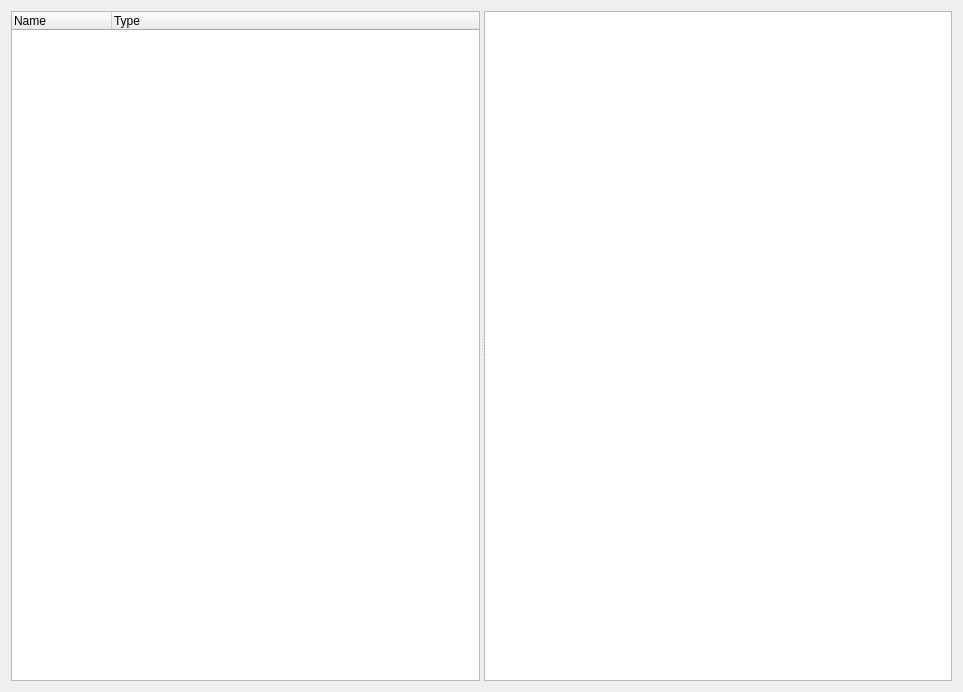
This is src/sgi/ObjectLoggerDialog.ui in aroth-fastprotect/sgi as Qt 5 draws it before an edit. The edited form follows.
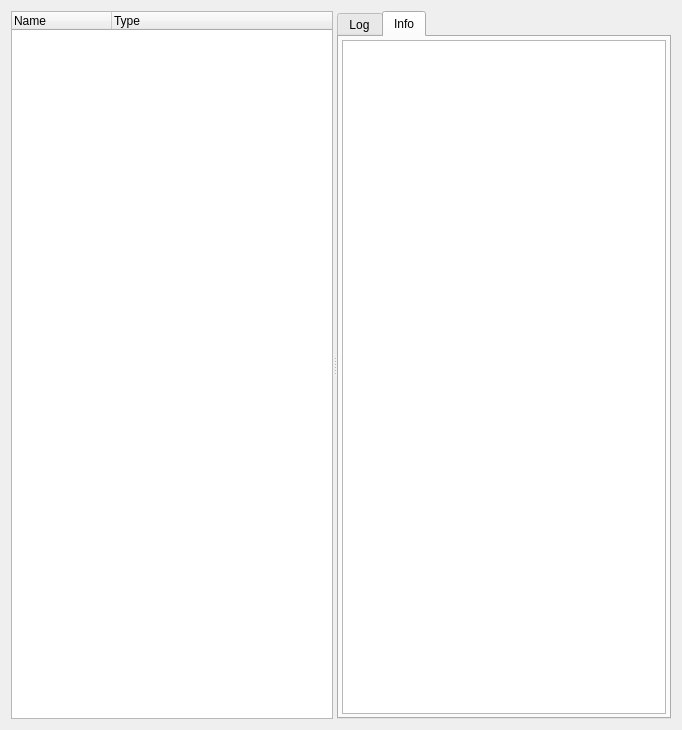
This is the edited form. The open tabs and pages were chosen to show the change.

Commit message: some improvements to object logger

```diff
--- a/src/sgi/ObjectLoggerDialog.ui
+++ b/src/sgi/ObjectLoggerDialog.ui
@@ -6,8 +6,8 @@
    <rect>
     <x>0</x>
     <y>0</y>
-    <width>963</width>
-    <height>692</height>
+    <width>682</width>
+    <height>730</height>
    </rect>
   </property>
   <property name="windowTitle">
@@ -34,7 +34,65 @@
        </property>
       </column>
      </widget>
-     <widget class="QTableWidget" name="tableWidget"/>
+     <widget class="QTabWidget" name="tabWidget">
+      <property name="currentIndex">
+       <number>0</number>
+      </property>
+      <widget class="QWidget" name="tabLog">
+       <attribute name="title">
+        <string>Log</string>
+       </attribute>
+       <layout class="QVBoxLayout" name="verticalLayout_2">
+        <property name="leftMargin">
+         <number>3</number>
+        </property>
+        <property name="topMargin">
+         <number>3</number>
+        </property>
+        <property name="rightMargin">
+         <number>3</number>
+        </property>
+        <property name="bottomMargin">
+         <number>3</number>
+        </property>
+        <item>
+         <widget class="QTableWidget" name="tableWidget"/>
+        </item>
+       </layout>
+      </widget>
+      <widget class="QWidget" name="tabInfo">
+       <attribute name="title">
+        <string>Info</string>
+       </attribute>
+       <layout class="QVBoxLayout" name="verticalLayout_3">
+        <property name="leftMargin">
+         <number>3</number>
+        </property>
+        <property name="topMargin">
+         <number>3</number>
+        </property>
+        <property name="rightMargin">
+         <number>3</number>
+        </property>
+        <property name="bottomMargin">
+         <number>3</number>
+        </property>
+        <item>
+         <widget class="QTextBrowser" name="textEdit">
+          <property name="readOnly">
+           <bool>true</bool>
+          </property>
+          <property name="textInteractionFlags">
+           <set>Qt::LinksAccessibleByMouse|Qt::TextSelectableByMouse</set>
+          </property>
+          <property name="openExternalLinks">
+           <bool>true</bool>
+          </property>
+         </widget>
+        </item>
+       </layout>
+      </widget>
+     </widget>
     </widget>
    </item>
   </layout>
```
Left out of the diff: 118 changed lines with no effect on the pictures. The commit also changes 5 other files.
